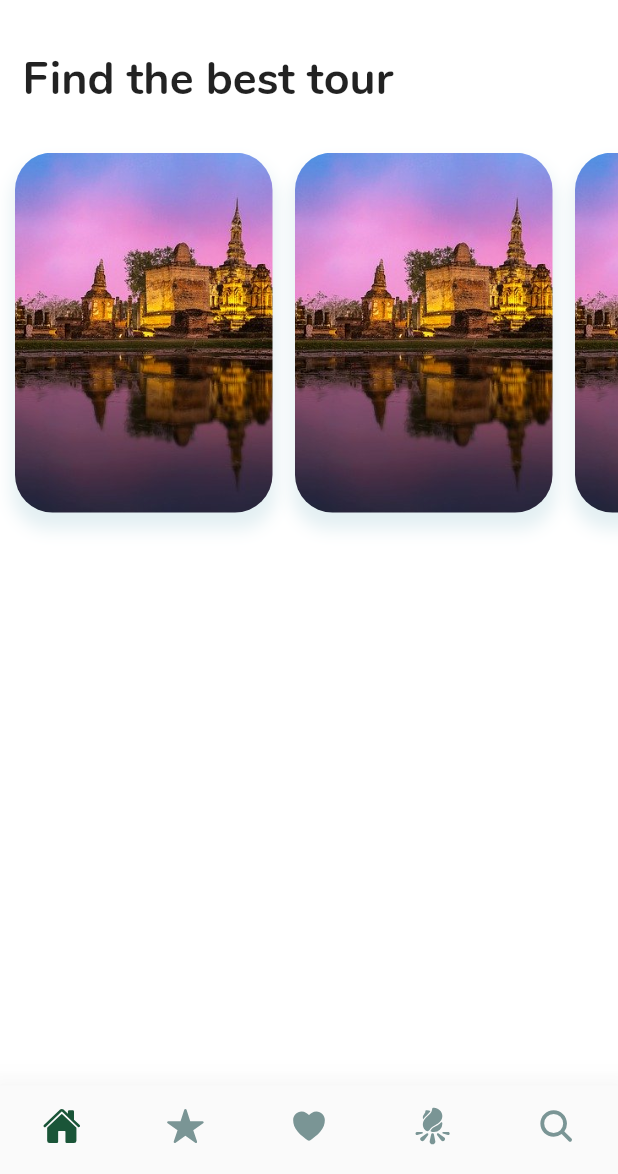
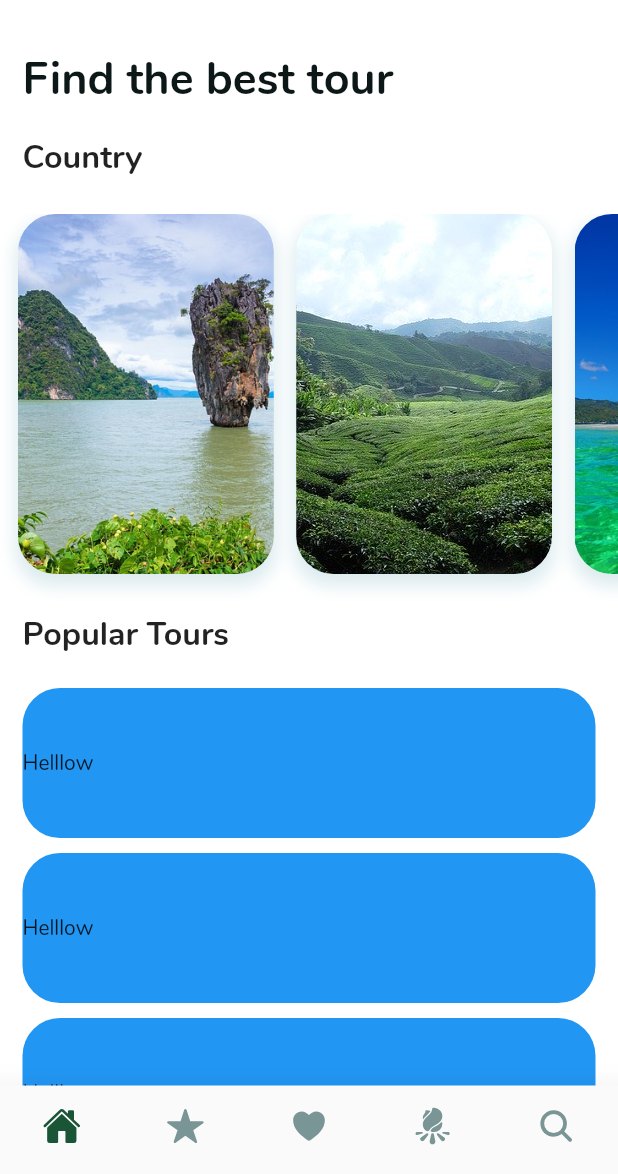
Before and after one commit to ys-sherzad/travel_app, a Flutter app: the screen it shows after launch, on a phone screen of 412 x 824 dp, the part 62-1236 px from its top. Run offline on Flutter 3.47's test engine with Material 2 defaults, Android fonts, the phone set to English and light mode, and no system bars; our stand-ins replace flutter_vector_icons, google_fonts.

Commit message:
add mock data, build popular tours list

```diff
--- a/lib/src/app.dart
+++ b/lib/src/app.dart
@@ -7,7 +7,7 @@ class App extends StatelessWidget {
   @override
   Widget build(BuildContext context) {
     return MaterialApp(
-      title: 'My First App',
+      title: 'Discount Tour',
       debugShowCheckedModeBanner: false,
       theme: ThemeData(
         fontFamily: 'Nunito',
--- a/lib/src/home.dart
+++ b/lib/src/home.dart
@@ -2,8 +2,10 @@ import 'package:flutter/material.dart';
 // import 'package:flutter_feather_icons/flutter_feather_icons.dart';
 import 'package:flutter_vector_icons/flutter_vector_icons.dart';
 import 'utils/ColorLib.dart';
+import 'repo/data.dart';
+import 'repo/Tour.dart';
 
-const ratio = 3 / 4.5;
+const tourRatio = 2.1 / 3;
 const cMargin = 15.0;
 
 class Home extends StatefulWidget {
@@ -20,66 +22,82 @@ class _HomeState extends State<Home> {
     });
   }
 
-  Widget _buildCountryItem(bool extraPadding) {
-    return Stack(
+  Widget _buildTourItem(List<Tour> collection, int index) {
+    return AspectRatio(
+      aspectRatio: tourRatio,
+      child: Container(
+        margin: EdgeInsets.only(right: cMargin),
+        child: Stack(
           children: [
             Container(
               height: 240.0,
               decoration: BoxDecoration(
                   borderRadius: BorderRadius.circular(25.0),
                   image: DecorationImage(
-                image: AssetImage('assets/images/thailand.jpg'),
+                    image: AssetImage(collection[index].img),
                     fit: BoxFit.cover,
                   ),
                   boxShadow: [
                     BoxShadow(
-                  color: ColorLib.cardBackground.withOpacity(0.8),
+                      color: ColorLib.cardBackground.withOpacity(1.0),
                       spreadRadius: 2,
                       blurRadius: 9,
-                  offset: Offset(0, 9),
+                      offset: Offset(0, 6),
                     )
                   ]),
-          margin: EdgeInsets.only(right: cMargin, top: 10.0, bottom: 10.0),
-          // margin: EdgeInsets.fromLTRB(16.0, 0.0, cMargin, 0.0),
             )
           ],
+        ),
+      ),
     );
   }
 
   Widget _buildHorizontalCountries() {
     return Container(
-      height: 280.0,
-      // width: double.infinity,
-      // margin: EdgeInsets.only(bottom: 50.0),
-      // color: Colors.blue,
-      child: ListView(
+      height: 265.0,
+      width: double.infinity,
+      margin: EdgeInsets.only(top: 10.0),
+      child: ListView.builder(
         scrollDirection: Axis.horizontal,
-        children: [
-          SizedBox(
-            width: 10.0,
+        itemCount: Tours.collection.length,
+        padding: EdgeInsets.only(left: 12.0),
+        itemBuilder: (context, index) {
+          return _buildTourItem(Tours.collection, index);
+        },
       ),
-          AspectRatio(
-            aspectRatio: ratio,
-            child: _buildCountryItem(true),
+    );
+  }
+
+  Widget _buildSectionHeader(String title) {
+    return Padding(
+      padding: const EdgeInsets.only(left: 15.0),
+      child: Text(
+        title,
+        style: TextStyle(fontWeight: FontWeight.w700, fontSize: 21.5),
       ),
-          AspectRatio(
-            aspectRatio: ratio,
-            child: _buildCountryItem(false),
+    );
+  }
+
+  Widget _buildPopularTours() {
+    // return Row(
+    //   // children: Tours.collection.map((tour) => new Text('hellow').toList())
+    //   children: [for (var item in Tours.collection) Text('Hellow')],
+    // );
+    return Column(
+      children: Tours.collection.map((tour) {
+        return Container(
+          decoration: BoxDecoration(
+            borderRadius: BorderRadius.circular(25),
+            color: Colors.blue,
           ),
-          AspectRatio(
-            aspectRatio: ratio,
-            child: _buildCountryItem(false),
+          height: 100.0,
+          width: double.infinity,
+          margin: EdgeInsets.only(bottom: 10.0),
+          child: Row(
+            children: [Text('Helllow')],
           ),
-          AspectRatio(
-            aspectRatio: ratio,
-            child: _buildCountryItem(false),
-          ),
-          AspectRatio(
-            aspectRatio: ratio,
-            child: _buildCountryItem(false),
-          ),
-        ],
-      ),
+        );
+      }).toList(),
     );
   }
 
@@ -140,6 +158,7 @@ class _HomeState extends State<Home> {
           // height: MediaQuery.of(context).size.height,
           // color: Colors.b,
           child: Column(
+            crossAxisAlignment: CrossAxisAlignment.start,
             children: [
               SizedBox(
                 height: 18.0,
@@ -149,13 +168,29 @@ class _HomeState extends State<Home> {
                 alignment: Alignment.topLeft,
                 child: Text(
                   'Find the best tour',
-                  style: TextStyle(fontSize: 30.0, fontWeight: FontWeight.w700),
+                  style: TextStyle(
+                    fontSize: 30.0,
+                    fontWeight: FontWeight.w700,
+                    color: ColorLib.text,
+                  ),
                 ),
               ),
               SizedBox(
-                height: 18.0,
+                height: 16.0,
+              ),
+              _buildSectionHeader('Country'),
+              SizedBox(
+                height: 14.0,
               ),
               _buildHorizontalCountries(),
+              _buildSectionHeader('Popular Tours'),
+              SizedBox(
+                height: 22.0,
+              ),
+              Padding(
+                padding: const EdgeInsets.symmetric(horizontal: 15.0),
+                child: _buildPopularTours(),
+              ),
             ],
           ),
         ),
--- a/lib/src/mockData/Country.dart
+++ /dev/null
@@ -1,10 +0,0 @@
-class Country {
-  final String name;
-  final int tourCount;
-  final double rating;
-  final String description;
-  final double price;
-
-  Country(
-      {this.name, this.tourCount, this.rating, this.description, this.price});
-}
--- /dev/null
+++ b/lib/src/repo/Tour.dart
@@ -0,0 +1,20 @@
+import 'User.dart';
+
+class Tour {
+  final String name;
+  final int tourCount;
+  final double rating;
+  final String description;
+  final double price;
+  final String img;
+  final List<User> users;
+
+  Tour(
+      {this.name,
+      this.tourCount,
+      this.rating,
+      this.description,
+      this.price,
+      this.img,
+      this.users});
+}
--- /dev/null
+++ b/lib/src/repo/User.dart
@@ -0,0 +1,5 @@
+class User {
+  final String profileImage;
+
+  User({this.profileImage});
+}
--- /dev/null
+++ b/lib/src/repo/data.dart
@@ -0,0 +1,62 @@
+import 'Tour.dart';
+import 'User.dart';
+
+class Tours {
+  static List<Tour> collection = [
+    new Tour(
+        name: 'Thailand',
+        tourCount: 12,
+        rating: 4.6,
+        description: '10 nights for two/all inclusive',
+        price: 254.5,
+        img: 'assets/images/thailand.jpg',
+        users: [
+          new User(profileImage: 'assets/images/person1.jpg'),
+          new User(profileImage: 'assets/images/person2.jpg'),
+        ]),
+    new Tour(
+        name: 'Malaysia',
+        tourCount: 12,
+        rating: 4.2,
+        description: '10 nights for two/all inclusive',
+        price: 254.5,
+        img: 'assets/images/malaysia.jpg',
+        users: [
+          new User(profileImage: 'assets/images/person5.jpg'),
+          new User(profileImage: 'assets/images/person4.jpg'),
+        ]),
+    new Tour(
+        name: 'Dominica',
+        tourCount: 12,
+        rating: 4.8,
+        description: '10 nights for two/all inclusive',
+        price: 254.5,
+        img: 'assets/images/dominican.jpg',
+        users: [
+          new User(profileImage: 'assets/images/person5.jpg'),
+          new User(profileImage: 'assets/images/person4.jpg'),
+        ]),
+    new Tour(
+        name: 'Cambodia',
+        tourCount: 12,
+        rating: 4.0,
+        description: '10 nights for two/all inclusive',
+        price: 254.5,
+        img: 'assets/images/cambodia.jpg',
+        users: [
+          new User(profileImage: 'assets/images/person5.jpg'),
+          new User(profileImage: 'assets/images/person4.jpg'),
+        ]),
+    new Tour(
+        name: 'Vietnam',
+        tourCount: 12,
+        rating: 4.1,
+        description: '10 nights for two/all inclusive',
+        price: 254.5,
+        img: 'assets/images/vietnam.jpg',
+        users: [
+          new User(profileImage: 'assets/images/person5.jpg'),
+          new User(profileImage: 'assets/images/person4.jpg'),
+        ]),
+  ];
+}
```
Also changed, not shown: assets/images/cambodia.jpg (added), assets/images/dominican.jpg (added), assets/images/malaysia.jpg (added), assets/images/person1.jpg (added), assets/images/person2.jpg (added), assets/images/person3.jpg (added), assets/images/person4.jpg (added), assets/images/thailand.jpg, assets/images/vietnam.jpg (added), lib/src/mockData/data.dart (deleted). Lines whose indentation alone changed are shown as unchanged.
